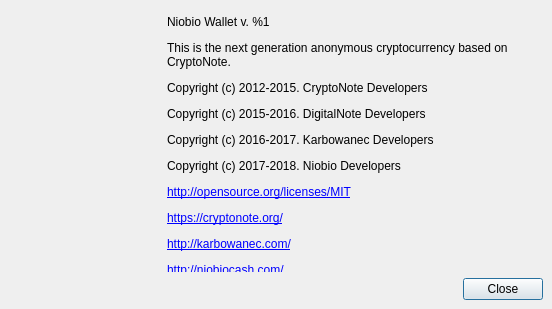
Before: the Qt Designer form src/gui/ui/aboutdialog.ui in uaicoin/niobio-wallet, drawn with Qt 5.
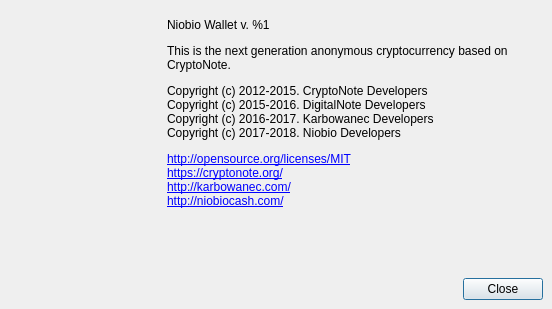
After: the same form once the commit is applied. Icons and pictures are not drawn.

Diff of the .ui file:
```diff
--- a/src/gui/ui/aboutdialog.ui
+++ b/src/gui/ui/aboutdialog.ui
@@ -101,7 +101,7 @@
          </size>
         </property>
         <property name="text">
-         <string>&lt;html&gt;&lt;head/&gt;&lt;body&gt;&lt;p&gt;Niobio Wallet v. %1&lt;/p&gt;&lt;p&gt;This is the next generation anonymous cryptocurrency based on CryptoNote.&lt;/p&gt;&lt;p&gt;Copyright (c) 2012-2015. CryptoNote Developers&lt;/p&gt;&lt;p&gt;Copyright (c) 2015-2016. DigitalNote Developers&lt;/p&gt;&lt;p&gt;Copyright (c) 2016-2017. Karbowanec Developers&lt;/p&gt;&lt;p&gt;Copyright (c) 2017-2018. Niobio Developers&lt;/p&gt;&lt;p&gt;&lt;a href=&quot;http://opensource.org/licenses/MIT&quot;&gt;&lt;span style=&quot; text-decoration: underline; color:#0000ff;&quot;&gt;http://opensource.org/licenses/MIT&lt;/span&gt;&lt;/a&gt;&lt;/p&gt;&lt;p&gt;&lt;a href=&quot;https://cryptonote.org/&quot;&gt;&lt;span style=&quot; text-decoration: underline; color:#0000ff;&quot;&gt;https://cryptonote.org/&lt;/span&gt;&lt;/a&gt;&lt;/p&gt;&lt;p&gt;&lt;a href=&quot;http://karbowanec.com/&quot;&gt;&lt;span style=&quot; text-decoration: underline; color:#0000ff;&quot;&gt;http://karbowanec.com/&lt;/span&gt;&lt;/a&gt;&lt;/p&gt;&lt;p&gt;&lt;a href=&quot;http://niobiocash.com/&quot;&gt;&lt;span style=&quot; text-decoration: underline; color:#0000ff;&quot;&gt;http://niobiocash.com/&lt;/span&gt;&lt;/a&gt;&lt;/p&gt;&lt;/body&gt;&lt;/html&gt;</string>
+         <string>&lt;html&gt;&lt;head/&gt;&lt;body&gt;&lt;p&gt;Niobio Wallet v. %1&lt;/p&gt;&lt;p&gt;This is the next generation anonymous cryptocurrency based on CryptoNote.&lt;/p&gt;&lt;p&gt;Copyright (c) 2012-2015. CryptoNote Developers&lt;br/&gt;Copyright (c) 2015-2016. DigitalNote Developers&lt;br/&gt;Copyright (c) 2016-2017. Karbowanec Developers&lt;br/&gt;Copyright (c) 2017-2018. Niobio Developers&lt;/p&gt;&lt;p&gt;&lt;a href=&quot;http://opensource.org/licenses/MIT&quot;&gt;&lt;span style=&quot; text-decoration: underline; color:#0000ff;&quot;&gt;http://opensource.org/licenses/MIT&lt;/span&gt;&lt;/a&gt;&lt;br/&gt;&lt;a href=&quot;https://cryptonote.org/&quot;&gt;&lt;span style=&quot; text-decoration: underline; color:#0000ff;&quot;&gt;https://cryptonote.org/&lt;/span&gt;&lt;/a&gt;&lt;br/&gt;&lt;a href=&quot;http://karbowanec.com/&quot;&gt;&lt;span style=&quot; text-decoration: underline; color:#0000ff;&quot;&gt;http://karbowanec.com/&lt;/span&gt;&lt;/a&gt;&lt;br/&gt;&lt;a href=&quot;http://niobiocash.com/&quot;&gt;&lt;span style=&quot; text-decoration: underline; color:#0000ff;&quot;&gt;http://niobiocash.com/&lt;/span&gt;&lt;/a&gt;&lt;/p&gt;&lt;/body&gt;&lt;/html&gt;</string>
         </property>
         <property name="textFormat">
          <enum>Qt::RichText</enum>
```
